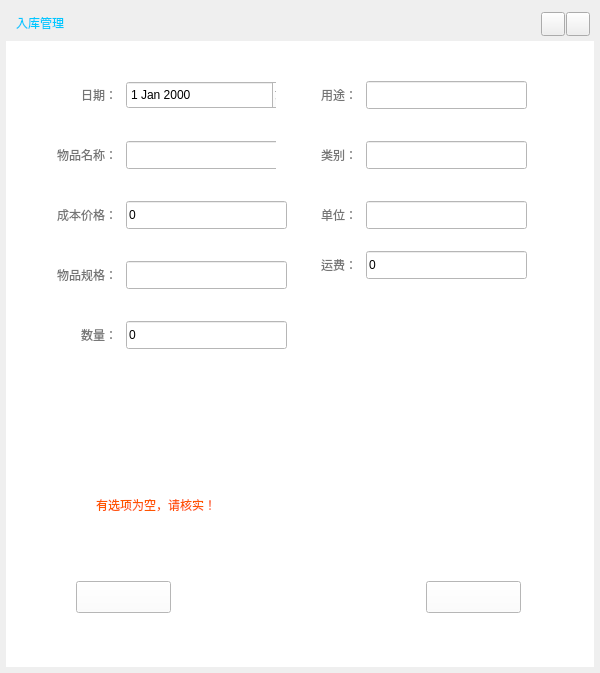
First picture: the form in ChuangfengDesktop/materialStorgeWidget.ui, repository asdlei99/chuangfengdesktop, before the edit.
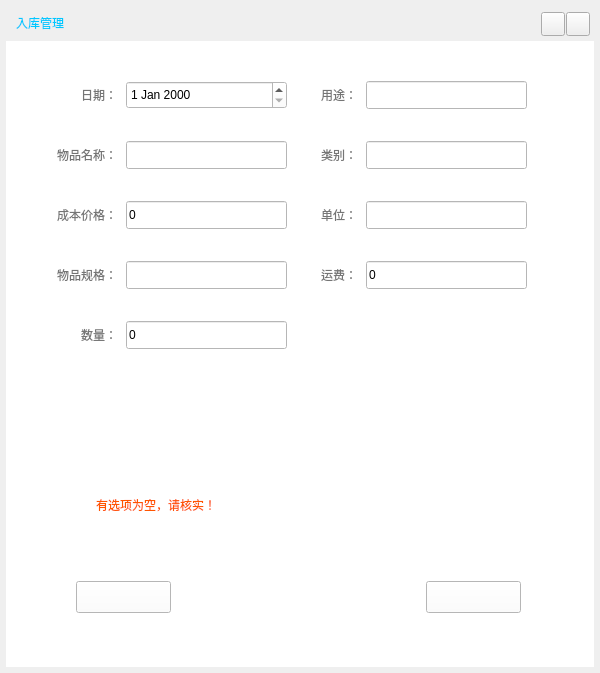
Second picture: the form after the edit.

What changed in the file:
```diff
--- a/ChuangfengDesktop/materialStorgeWidget.ui
+++ b/ChuangfengDesktop/materialStorgeWidget.ui
@@ -180,9 +180,9 @@
      <widget class="QLabel" name="remake_lab_4">
       <property name="geometry">
        <rect>
-        <x>270</x>
+        <x>290</x>
         <y>40</y>
-        <width>81</width>
+        <width>61</width>
         <height>28</height>
        </rect>
       </property>
@@ -220,9 +220,9 @@
      <widget class="QLabel" name="remake_lab_6">
       <property name="geometry">
        <rect>
-        <x>270</x>
+        <x>290</x>
         <y>160</y>
-        <width>81</width>
+        <width>61</width>
         <height>28</height>
        </rect>
       </property>
@@ -290,9 +290,9 @@
      <widget class="QLabel" name="remake_lab_8">
       <property name="geometry">
        <rect>
-        <x>270</x>
+        <x>290</x>
         <y>100</y>
-        <width>81</width>
+        <width>61</width>
         <height>28</height>
        </rect>
       </property>
@@ -310,9 +310,9 @@
      <widget class="QLabel" name="remake_lab_9">
       <property name="geometry">
        <rect>
-        <x>270</x>
-        <y>210</y>
-        <width>81</width>
+        <x>290</x>
+        <y>220</y>
+        <width>61</width>
         <height>28</height>
        </rect>
       </property>
@@ -331,7 +331,7 @@
       <property name="geometry">
        <rect>
         <x>360</x>
-        <y>210</y>
+        <y>220</y>
         <width>161</width>
         <height>28</height>
        </rect>
```
